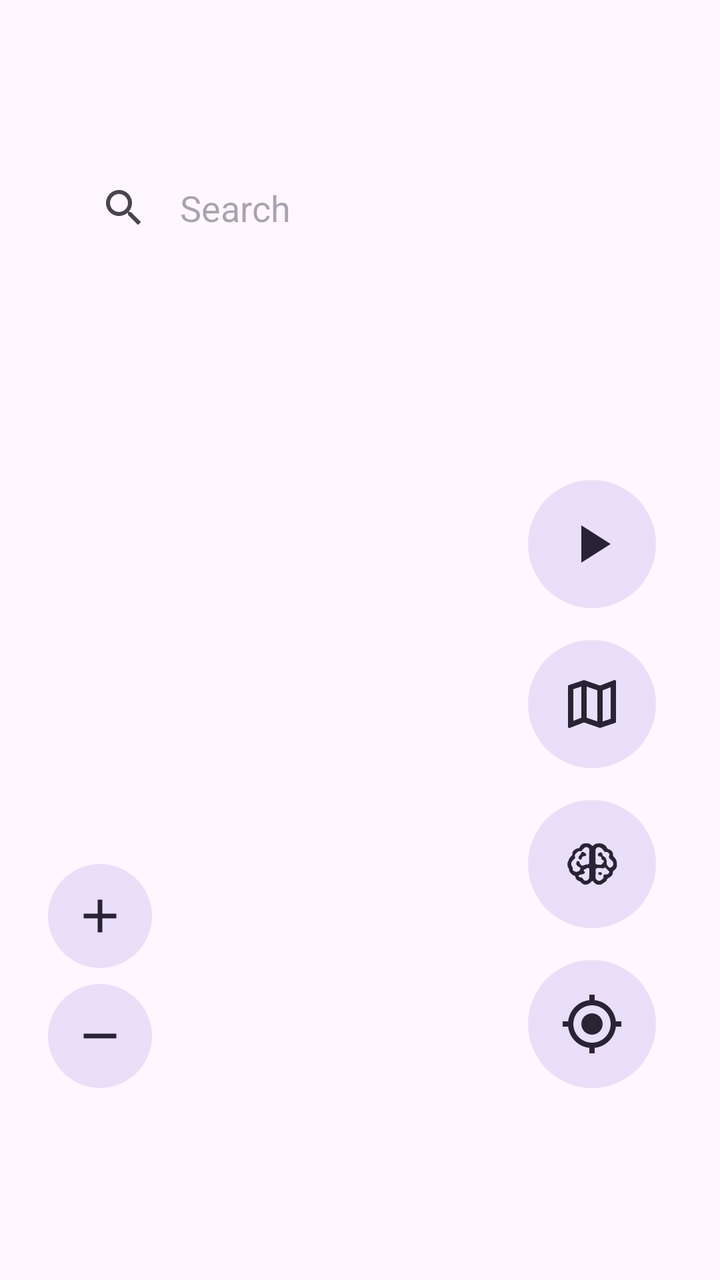
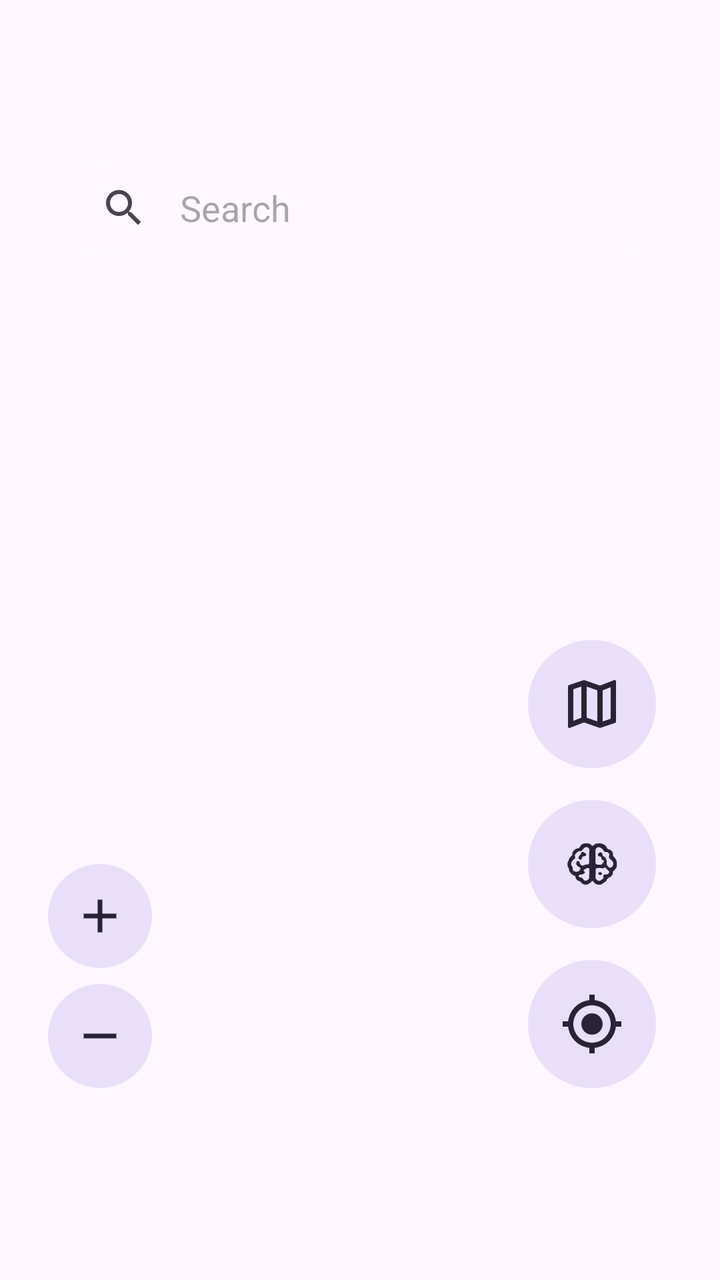

An Android layout rendered at two revisions. The XML below is the earlier revision; the diff shows what the commit changed to produce the second picture.
<!-- AndroidManifest.xml: application theme Theme.GPSSetter -->
<!-- res/layout/activity_map.xml -->
<?xml version="1.0" encoding="utf-8"?>
<androidx.drawerlayout.widget.DrawerLayout xmlns:android="http://schemas.android.com/apk/res/android"
    android:layout_width="match_parent"
    android:layout_height="match_parent"
    xmlns:app="http://schemas.android.com/apk/res-auto"
    android:id="@+id/container"
    android:orientation="vertical"
    android:fitsSystemWindows="false">

    <RelativeLayout
        android:id="@+id/overlay"
        android:layout_width="match_parent"
        android:layout_height="match_parent">

        <com.google.android.material.appbar.MaterialToolbar
            android:visibility="gone"
            android:id="@+id/toolbar"
            android:layout_width="match_parent"
            android:layout_height="?attr/actionBarSize"
            android:layout_marginTop="24dp"
            android:elevation="1dp"
            app:navigationIcon="@drawable/ic_baseline_menu_24"/>

        <include
            android:id="@+id/search"
            layout="@layout/include_search"
            android:layout_width="match_parent"
            android:layout_height="wrap_content"
            android:layout_alignParentTop="true"
            android:layout_marginStart="18dp"
            android:layout_marginTop="72dp"
            android:layout_marginEnd="18dp"
            android:layout_marginBottom="72dp"
            android:gravity="center_vertical"
            android:lines="1"
            android:padding="8dp"
            android:paddingStart="8dp"
            android:textSize="18sp"
        />

        <include
            android:id="@+id/map_container"
            layout="@layout/map_container"
            android:layout_height="match_parent"
            android:layout_width="match_parent"/>

        <com.google.android.material.button.MaterialButton
            android:id="@+id/getlocation"
            style="@style/Widget.Material3.Button.TonalButton"
            android:contentDescription="@string/getlocation_desc"
            android:layout_width="64dp"
            android:layout_height="64dp"
            android:layout_alignParentBottom="true"
            android:layout_alignParentEnd="true"
            android:layout_centerVertical="true"
            android:layout_marginStart="32dp"
            android:layout_marginEnd="32dp"
            android:layout_marginTop="16dp"
            android:layout_marginBottom="96dp"
            android:alpha="0.95"
            android:elevation="10dp"
            android:insetLeft="0dp"
            android:insetTop="0dp"
            android:insetRight="0dp"
            android:insetBottom="0dp"
            app:icon="@drawable/ic_baseline_my_location_24"
            app:iconGravity="textStart"
            app:iconPadding="0dp"
            app:iconSize="32dp" />
            
        
        <com.google.android.material.button.MaterialButton
            android:id="@+id/spls_button"
            style="@style/Widget.Material3.Button.TonalButton"
            android:contentDescription="SPLS"
            android:layout_above="@id/getlocation"
            android:layout_width="64dp"
            android:layout_height="64dp"
            android:layout_alignParentEnd="true"
            android:layout_marginStart="32dp"
            android:layout_marginEnd="32dp"
            android:layout_marginTop="16dp"
            android:alpha="0.95"
            android:elevation="10dp"
            android:insetLeft="0dp"
            android:insetTop="0dp"
            android:insetRight="0dp"
            android:insetBottom="0dp"
            app:icon="@drawable/ic_pref_brain_small"
            app:iconGravity="textStart"
            app:iconPadding="0dp"
            app:iconSize="32dp" />
        
        
        <com.google.android.material.button.MaterialButton
            android:id="@+id/addfavorite"
            style="@style/Widget.Material3.Button.TonalButton"
            android:layout_width="1dp"
            android:layout_height="1dp"
            android:visibility="gone"
            app:icon="@drawable/ic_map_type" />

        <com.google.android.material.button.MaterialButton
            android:id="@+id/mapType"
            style="@style/Widget.Material3.Button.TonalButton"
            android:contentDescription="Change map style"
            android:layout_above="@id/spls_button"
            android:layout_width="64dp"
            android:layout_height="64dp"
            android:layout_alignParentEnd="true"
            android:layout_marginStart="32dp"
            android:layout_marginEnd="32dp"
            android:layout_marginTop="16dp"
            android:alpha="0.95"
            android:elevation="10dp"
            android:insetLeft="0dp"
            android:insetTop="0dp"
            android:insetRight="0dp"
            android:insetBottom="0dp"
            app:icon="@drawable/ic_map_type"
            app:iconGravity="textStart"
            app:iconPadding="0dp"
            app:iconSize="32dp" />
        
        <com.google.android.material.button.MaterialButton
            android:id="@+id/start_button"
            android:contentDescription="@string/location_set"
            style="@style/Widget.Material3.Button.TonalButton"
            android:layout_above="@id/mapType"
            android:layout_width="64dp"
            android:layout_height="64dp"
            android:layout_alignParentEnd="true"
            android:layout_marginStart="32dp"
            android:layout_marginEnd="32dp"
            android:alpha="0.95"
            android:elevation="10dp"
            android:insetLeft="0dp"
            android:insetTop="0dp"
            android:insetRight="0dp"
            android:insetBottom="0dp"
            app:icon="@drawable/ic_play" 
            app:iconGravity="textStart"
            app:iconPadding="0dp"
            app:iconSize="32dp" 

            android:visibility="visible" />

        <com.google.android.material.button.MaterialButton
            android:id="@+id/stop_button"
             android:contentDescription="@string/location_unset"
            style="@style/Widget.Material3.Button.TonalButton"
            android:layout_above="@id/mapType"
            android:layout_width="64dp"
            android:layout_height="64dp"
            android:layout_alignParentEnd="true"
            android:layout_marginStart="32dp"
            android:layout_marginEnd="32dp"
            android:alpha="0.95"
            android:elevation="10dp"
            android:insetLeft="0dp"
            android:insetTop="0dp"
            android:insetRight="0dp"
            android:insetBottom="0dp"
            app:icon="@drawable/ic_stop"
            app:iconGravity="textStart"
            app:iconPadding="0dp"
            app:iconSize="32dp" 

            android:visibility="gone" />

        <com.google.android.material.button.MaterialButton
            android:id="@+id/zoom_out"
            style="@style/Widget.Material3.Button.TonalButton"
            android:contentDescription="@string/zoom_out_desc"
            android:layout_width="52dp"
            android:layout_height="52dp"
            android:layout_alignParentStart="true"
            android:layout_alignParentBottom="true"
            android:layout_marginStart="24dp"
            android:layout_marginBottom="96dp"
            android:alpha="0.95"
            android:elevation="10dp"
            android:insetLeft="0dp"
            android:insetTop="0dp"
            android:insetRight="0dp"
            android:insetBottom="0dp"
            app:icon="@drawable/ic_zoom_minus"
            app:iconGravity="textStart"
            app:iconPadding="0dp"
            app:iconSize="28dp" />

        <com.google.android.material.button.MaterialButton
            android:id="@+id/zoom_in"
            style="@style/Widget.Material3.Button.TonalButton"
            android:contentDescription="@string/zoom_in_desc"
            android:layout_width="52dp"
            android:layout_height="52dp"
            android:layout_above="@id/zoom_out"
            android:layout_alignParentStart="true"
            android:layout_marginStart="24dp"
            android:layout_marginBottom="8dp"
            android:alpha="0.95"
            android:elevation="10dp"
            android:insetLeft="0dp"
            android:insetTop="0dp"
            android:insetRight="0dp"
            android:insetBottom="0dp"
            app:icon="@drawable/ic_zoom_plus"
            app:iconGravity="textStart"
            app:iconPadding="0dp"
            app:iconSize="28dp" />

    </RelativeLayout>

    <com.google.android.material.navigation.NavigationView
        android:visibility="gone"
        android:id="@+id/nav_view"
        android:layout_width="wrap_content"
        android:layout_height="match_parent"
        android:layout_gravity="start"
        app:headerLayout="@layout/drawer_header"
        app:menu="@menu/main_menu">
    </com.google.android.material.navigation.NavigationView>

</androidx.drawerlayout.widget.DrawerLayout>
<!-- res/layout/include_search.xml (included above) -->
<?xml version="1.0" encoding="utf-8"?>
<RelativeLayout xmlns:android="http://schemas.android.com/apk/res/android"
    xmlns:app="http://schemas.android.com/apk/res-auto"
    xmlns:tools="http://schemas.android.com/tools"
    app:layout_constraintTop_toTopOf="parent"
    android:layout_width="match_parent"
    android:layout_height="wrap_content"
    android:elevation="8dp"
    android:outlineProvider="none"
    >
    

    <EditText
        android:id="@+id/searchBox"
        android:layout_width="match_parent"
        android:layout_height="@dimen/search_box_height"
        android:layout_marginStart="@dimen/padding_16"
        android:layout_marginTop="@dimen/padding_8"
        android:layout_marginEnd="@dimen/padding_16"
        android:layout_marginBottom="@dimen/padding_8"
        android:background="@drawable/search_box_background"
        android:drawableStart="@drawable/ic_baseline_search_24"
        android:drawablePadding="@dimen/padding_16"
        android:hint="@string/search"
        android:imeOptions="actionSearch"
        android:inputType="text"
        android:paddingStart="@dimen/padding_16"
        android:paddingEnd="52dp"   
    />

    <ProgressBar
        android:id="@+id/search_progress"
        android:layout_width="@dimen/progressbar_size"
        android:layout_height="@dimen/progressbar_size"
        android:layout_marginEnd="24dp"
        android:visibility="gone"
        tools:visibility="visible"
        android:layout_alignParentEnd="true"
        android:layout_centerVertical="true"
        android:padding="@dimen/padding_8" 
    />

</RelativeLayout>
<!-- res/layout/map_container.xml (included above) -->
<?xml version="1.0" encoding="utf-8"?>
<LinearLayout xmlns:android="http://schemas.android.com/apk/res/android"
    xmlns:app="http://schemas.android.com/apk/res-auto"
    android:layout_width="match_parent"
    android:layout_height="match_parent"
    android:orientation="vertical"
    app:layout_behavior="@string/appbar_scrolling_view_behavior">


    <FrameLayout
        android:id="@+id/map"
        android:layout_width="match_parent"
        android:layout_height="match_parent" />

</LinearLayout>
<!-- res/layout/drawer_header.xml (included above) -->
<?xml version="1.0" encoding="utf-8"?>
<RelativeLayout xmlns:android="http://schemas.android.com/apk/res/android"
    android:layout_width="match_parent"
    android:layout_height="wrap_content"
    android:padding="@dimen/padding_16">

    <ImageView
        android:id="@+id/logo"
        android:layout_width="24dp"
        android:layout_height="24dp"
        android:layout_centerVertical="true"
        android:layout_marginStart="10dp"
        android:src="@mipmap/ic_launcher" />

    <TextView
        android:layout_width="wrap_content"
        android:layout_height="wrap_content"
        android:layout_marginStart="5dp"
        android:layout_marginTop="10dp"
        android:layout_marginBottom="10dp"
        android:layout_toEndOf="@id/logo"
        android:text="@string/app_name"
        android:textStyle="bold" />

</RelativeLayout>
<!-- resources referenced by this layout -->
<resources>
  <dimen name="padding_16">16dp</dimen>
  <dimen name="padding_8">8dp</dimen>
  <dimen name="progressbar_size">36dp</dimen>
  <dimen name="search_box_height">48dp</dimen>
  <!-- drawable ic_baseline_menu_24 (drawable) -->
  <vector android:height="24dp" android:tint="#000000"
      android:viewportHeight="24" android:viewportWidth="24"
      android:width="24dp" xmlns:android="http://schemas.android.com/apk/res/android">
      <path android:fillColor="@android:color/white" android:pathData="M3,18h18v-2L3,16v2zM3,13h18v-2L3,11v2zM3,6v2h18L21,6L3,6z"/>
  </vector>
  <!-- drawable ic_play (drawable) -->
  <vector android:height="24dp" android:tint="?attr/colorControlNormal"
      android:viewportHeight="24" android:viewportWidth="24"
      android:width="24dp" xmlns:android="http://schemas.android.com/apk/res/android">
      <path android:fillColor="@android:color/white" android:pathData="M8,5v14l11,-7z"/>
  </vector>
  <!-- drawable ic_stop (drawable) -->
  <vector android:height="24dp" android:tint="?attr/colorControlNormal"
      android:viewportHeight="24" android:viewportWidth="24"
      android:width="24dp" xmlns:android="http://schemas.android.com/apk/res/android">
      <path android:fillColor="@android:color/white" android:pathData="M6,6h12v12H6z"/>
  </vector>
  <!-- drawable ic_zoom_minus (drawable) -->
  <vector xmlns:android="http://schemas.android.com/apk/res/android"
      android:width="24dp"
      android:height="24dp"
      android:viewportWidth="24"
      android:viewportHeight="24">
      <path
          android:fillColor="#FF000000"
          android:pathData="M19,13H5v-2h14v2z" />
  </vector>
  <!-- drawable ic_zoom_plus (drawable) -->
  <vector xmlns:android="http://schemas.android.com/apk/res/android"
      android:width="24dp"
      android:height="24dp"
      android:viewportWidth="24"
      android:viewportHeight="24">
      <path
          android:fillColor="#FF000000"
          android:pathData="M19,13h-6v6h-2v-6H5v-2h6V5h2v6h6v2z" />
  </vector>
  <!-- drawable search_box_background (drawable) -->
  <?xml version="1.0" encoding="utf-8"?>
  <shape xmlns:android="http://schemas.android.com/apk/res/android">
      <corners android:radius="@dimen/search_box_corners"/>
      <solid android:color="?attr/colorSurface"/>
  </shape>
  <!-- mipmap ic_launcher (mipmap-anydpi-v26) -->
  <?xml version="1.0" encoding="utf-8"?>
  <adaptive-icon xmlns:android="http://schemas.android.com/apk/res/android">
      <background android:drawable="@drawable/ic_launcher_bg_gradient" />
      <foreground android:drawable="@mipmap/ic_launcher_foreground" />
  </adaptive-icon>
  <string name="app_name">SPLS Recorder</string>
  <string name="getlocation_desc">Get current location</string>
  <string name="location_set">Location set</string>
  <string name="location_unset">Location unset</string>
  <string name="search">Search</string>
  <string name="zoom_in_desc">Zoom in</string>
  <string name="zoom_out_desc">Zoom out</string>
  <dimen name="search_box_corners">24dp</dimen>
  <!-- drawable ic_launcher_bg_gradient (drawable) -->
  <?xml version="1.0" encoding="utf-8"?>
  <shape xmlns:android="http://schemas.android.com/apk/res/android" android:shape="rectangle">
      <gradient
          android:angle="270"
          android:startColor="#0081FE"
          android:endColor="#013A95" />
  </shape>
  <color name="primary">#7D98B3</color>
  <style name="GPSSetterOverflowMenu" parent="@style/Widget.MaterialComponents.PopupMenu.Overflow">
          <item name="android:popupBackground">@drawable/background_menu</item>
      </style>
  <!-- drawable background_menu (drawable) -->
  <?xml version="1.0" encoding="utf-8"?>
  <shape xmlns:android="http://schemas.android.com/apk/res/android">
      <solid android:color="?attr/colorSurface" />
      <corners
          android:radius="24dp" />
      <padding android:top="@dimen/margin_16"
          android:bottom="@dimen/margin_16"/>
  </shape>
  <dimen name="margin_16">16dp</dimen>
  <!-- unchanged entries left out for length: 5 -->
</resources>

<!-- the commit's change to res/layout/activity_map.xml (unified diff, before → after) -->
@@ -122,52 +122,6 @@
             app:iconPadding="0dp"
             app:iconSize="32dp" />
         
-        <com.google.android.material.button.MaterialButton
-            android:id="@+id/start_button"
-            android:contentDescription="@string/location_set"
-            style="@style/Widget.Material3.Button.TonalButton"
-            android:layout_above="@id/mapType"
-            android:layout_width="64dp"
-            android:layout_height="64dp"
-            android:layout_alignParentEnd="true"
-            android:layout_marginStart="32dp"
-            android:layout_marginEnd="32dp"
-            android:alpha="0.95"
-            android:elevation="10dp"
-            android:insetLeft="0dp"
-            android:insetTop="0dp"
-            android:insetRight="0dp"
-            android:insetBottom="0dp"
-            app:icon="@drawable/ic_play" 
-            app:iconGravity="textStart"
-            app:iconPadding="0dp"
-            app:iconSize="32dp" 
-
-            android:visibility="visible" />
-
-        <com.google.android.material.button.MaterialButton
-            android:id="@+id/stop_button"
-             android:contentDescription="@string/location_unset"
-            style="@style/Widget.Material3.Button.TonalButton"
-            android:layout_above="@id/mapType"
-            android:layout_width="64dp"
-            android:layout_height="64dp"
-            android:layout_alignParentEnd="true"
-            android:layout_marginStart="32dp"
-            android:layout_marginEnd="32dp"
-            android:alpha="0.95"
-            android:elevation="10dp"
-            android:insetLeft="0dp"
-            android:insetTop="0dp"
-            android:insetRight="0dp"
-            android:insetBottom="0dp"
-            app:icon="@drawable/ic_stop"
-            app:iconGravity="textStart"
-            app:iconPadding="0dp"
-            app:iconSize="32dp" 
-
-            android:visibility="gone" />
-
         <com.google.android.material.button.MaterialButton
             android:id="@+id/zoom_out"
             style="@style/Widget.Material3.Button.TonalButton"
<!-- resource entries referenced after the edit -->
@@ -9,18 +9,6 @@
       android:viewportHeight="24" android:viewportWidth="24"
       android:width="24dp" xmlns:android="http://schemas.android.com/apk/res/android">
       <path android:fillColor="@android:color/white" android:pathData="M3,18h18v-2L3,16v2zM3,13h18v-2L3,11v2zM3,6v2h18L21,6L3,6z"/>
-  </vector>
-  <!-- drawable ic_play (drawable) -->
-  <vector android:height="24dp" android:tint="?attr/colorControlNormal"
-      android:viewportHeight="24" android:viewportWidth="24"
-      android:width="24dp" xmlns:android="http://schemas.android.com/apk/res/android">
-      <path android:fillColor="@android:color/white" android:pathData="M8,5v14l11,-7z"/>
-  </vector>
-  <!-- drawable ic_stop (drawable) -->
-  <vector android:height="24dp" android:tint="?attr/colorControlNormal"
-      android:viewportHeight="24" android:viewportWidth="24"
-      android:width="24dp" xmlns:android="http://schemas.android.com/apk/res/android">
-      <path android:fillColor="@android:color/white" android:pathData="M6,6h12v12H6z"/>
   </vector>
   <!-- drawable ic_zoom_minus (drawable) -->
   <vector xmlns:android="http://schemas.android.com/apk/res/android"
@@ -56,8 +44,6 @@
   </adaptive-icon>
   <string name="app_name">SPLS Recorder</string>
   <string name="getlocation_desc">Get current location</string>
-  <string name="location_set">Location set</string>
-  <string name="location_unset">Location unset</string>
   <string name="search">Search</string>
   <string name="zoom_in_desc">Zoom in</string>
   <string name="zoom_out_desc">Zoom out</string>
